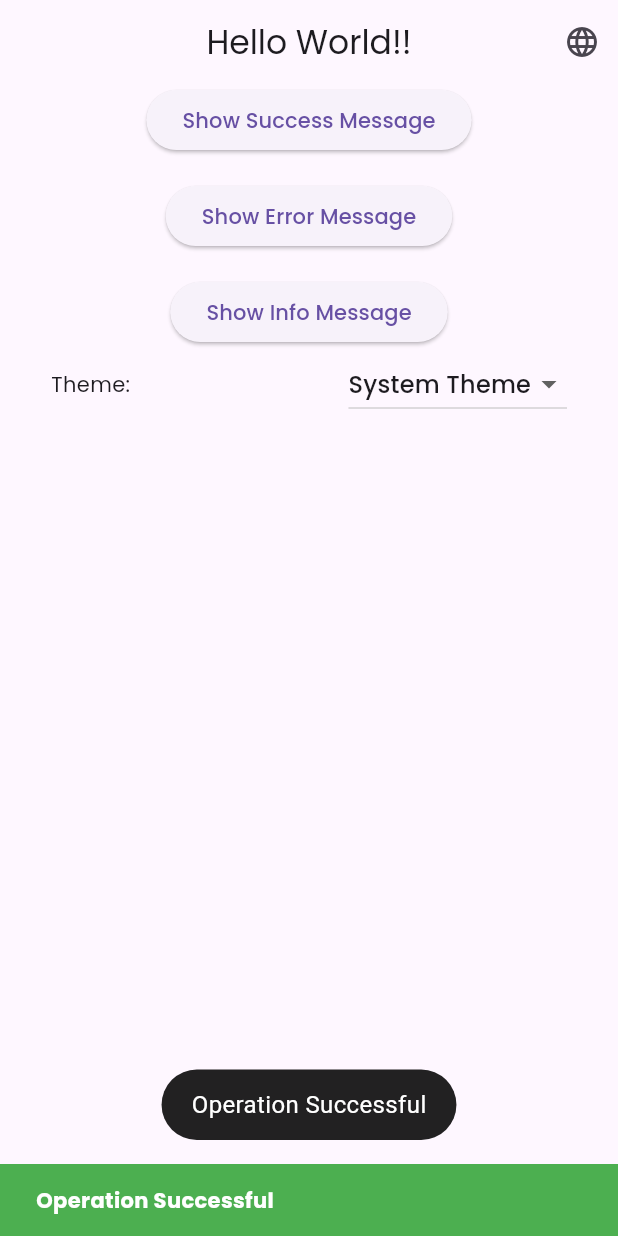
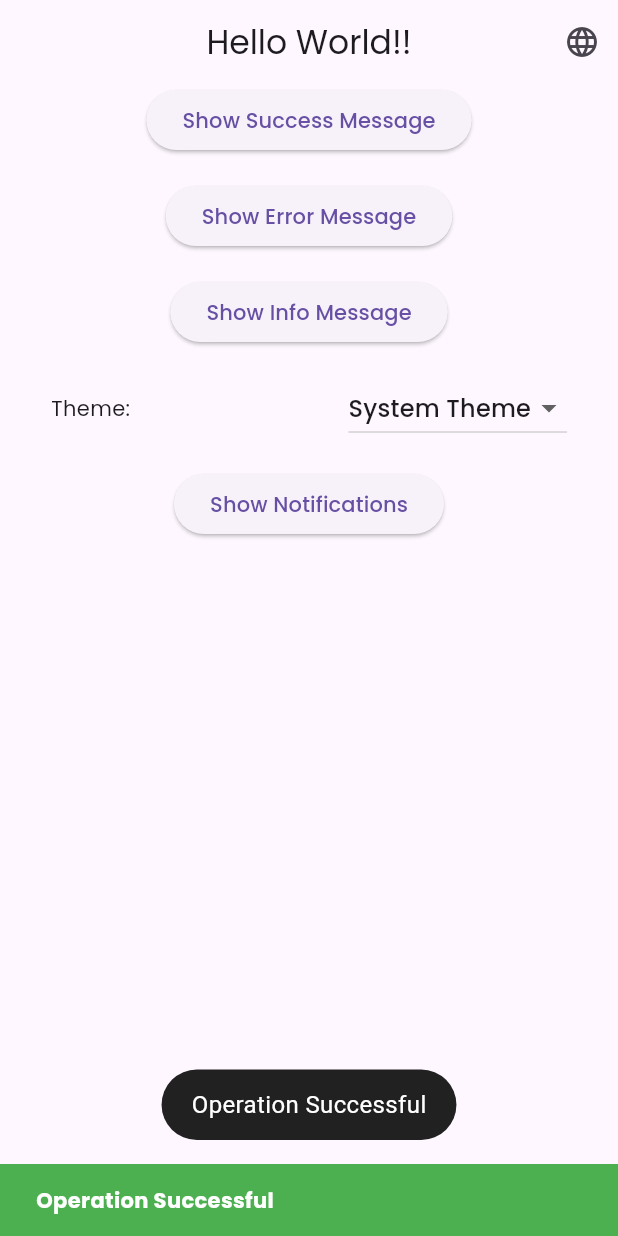
Before and after one commit to Aabro098/margintop_attendance, a Flutter app: the screen it shows after launch, after a tap on "Show Success Message", on a phone screen of 412 x 824 dp. Run offline on Flutter 3.47's test engine with Material 3 defaults, Android fonts, the phone set to English and light mode, and no system bars; our stand-ins replace dio, flutter_local_notifications, fluttertoast, shared_preferences.

Commit message:
Completed Notification System with Custom Button.

```diff
--- a/lib/features/homepage/homepage.dart
+++ b/lib/features/homepage/homepage.dart
@@ -2,6 +2,7 @@ import 'package:flutter/material.dart';
 import 'package:ordertracking_flutter/common/custom_button.dart';
 import 'package:ordertracking_flutter/common/localization_provider.dart';
 import 'package:ordertracking_flutter/common/theme.provider.dart';
+import 'package:ordertracking_flutter/utils/helpers/notification_service.dart';
 import 'package:ordertracking_flutter/utils/helpers/toast_helper.dart';
 import 'package:ordertracking_flutter/localization/app_localization.dart';
 import 'package:ordertracking_flutter/utils/helpers/helper_functions.dart';
@@ -78,6 +79,7 @@ class _HomePageState extends State<HomePage> {
                     showToast("Info: Check details.");
                   },
                 ),
+                const SizedBox(height: 16),
                 Row(
                   mainAxisAlignment: MainAxisAlignment.spaceBetween,
                   children: [
@@ -101,6 +103,16 @@ class _HomePageState extends State<HomePage> {
                     ),
                   ],
                 ),
+                const SizedBox(height: 16),
+                CustomButton(
+                  text: 'Show Notifications',
+                  onPressed: () {
+                    NotificationService().showNotification(
+                      title: "Example Notification",
+                      body: "Body of Example Notification",
+                    );
+                  },
+                )
               ],
             ),
           ),
--- a/lib/main.dart
+++ b/lib/main.dart
@@ -2,12 +2,17 @@ import 'package:flutter/material.dart';
 import 'package:ordertracking_flutter/app.dart';
 import 'package:ordertracking_flutter/common/localization_provider.dart';
 import 'package:ordertracking_flutter/common/theme.provider.dart';
+import 'package:ordertracking_flutter/utils/helpers/notification_service.dart';
 import 'package:provider/provider.dart';
 
 void main() async {
   WidgetsFlutterBinding.ensureInitialized();
   ThemeProvider themeProvider = ThemeProvider();
   LocalizationProvider languageProvider = LocalizationProvider();
+
+  // Notification Service initialization
+  NotificationService().initiNotification();
+
   await themeProvider.loadTheme();
   runApp(
     // *Using MutliProvider for further addition of providers
--- /dev/null
+++ b/lib/utils/helpers/notification_service.dart
@@ -0,0 +1,85 @@
+import 'dart:typed_data';
+import 'package:flutter_local_notifications/flutter_local_notifications.dart';
+import 'package:flutter/material.dart';
+
+class NotificationService {
+// TODO: Add Support for maxOS and Linux Systems.
+// TODO: Create Various other functions for different type of notifications.
+  // _showNotificationWithActions()
+  // _showNotificationWithTextAction()
+  // _showNotificationWithIconAction()
+  // _showNotificationWithTextChoice()
+  // _showNotificationWithNoBody()
+  // _showNotificationWithNoTitle()
+  // _cancelNotification()
+  // _showNotificationCustomSound()
+  // _zonedScheduleNotification()
+  // _showNotificationWithNoSound()
+  // _showNotificationSilently()
+  // https://pub.dev/packages/flutter_local_notifications/example
+
+  //* Variables
+  final notificationsPlugin = FlutterLocalNotificationsPlugin();
+  bool _isInit = false;
+
+  //* Getters
+  bool get isInit {
+    return _isInit;
+  }
+
+  //! Initialization
+  Future<void> initiNotification() async {
+    if (_isInit) return; // already initialized
+
+    // ANDROID INITIALIZATION
+    const androidInitSettings =
+        AndroidInitializationSettings('@mipmap/ic_launcher');
+
+    // iOS INITIALIZATION
+    const iosInitSettings = DarwinInitializationSettings(
+      requestAlertPermission: true,
+      requestBadgePermission: true,
+      requestSoundPermission: true,
+    );
+
+    // LINUX INITIALIZATION
+    const linuxInitializationSettings =
+        LinuxInitializationSettings(defaultActionName: 'Open notification');
+
+    // COMMON INITIALIZATION
+    const initSettings = InitializationSettings(
+      android: androidInitSettings,
+      iOS: iosInitSettings,
+      macOS: iosInitSettings,
+      linux: linuxInitializationSettings,
+    );
+
+    // PLUGIN INITIALIZATION
+    await notificationsPlugin.initialize(initSettings);
+  }
+
+  //! Notification Detail Setup
+  NotificationDetails notificationDetails() => const NotificationDetails(
+      android: AndroidNotificationDetails(
+        'example1',
+        'example1 Notification',
+        channelDescription: 'Example 1 Channel',
+        importance: Importance.max,
+        priority: Priority.high,
+      ),
+      iOS: DarwinNotificationDetails());
+
+  //! Show Notification Section:
+  Future<void> showNotification({
+    int id = 0,
+    String? title,
+    String? body,
+  }) async {
+    return notificationsPlugin.show(
+      id,
+      title,
+      body,
+      notificationDetails(),
+    );
+  }
+}
--- a/pubspec.yaml
+++ b/pubspec.yaml
@@ -38,12 +38,14 @@ dependencies:
     sdk: flutter
   intl: ^0.19.0
   dio: ^5.8.0+1
+  flutter_local_notifications: ^18.0.1
+  fluttertoast: ^8.2.12
+  timezone: ^0.10.0
 
 
   # The following adds the Cupertino Icons font to your application.
   # Use with the CupertinoIcons class for iOS style icons.
   cupertino_icons: ^1.0.8
-  fluttertoast: ^8.2.12
 
 dev_dependencies:
   flutter_test:
```
Also changed, not shown: pubspec.lock, 5 other files.
